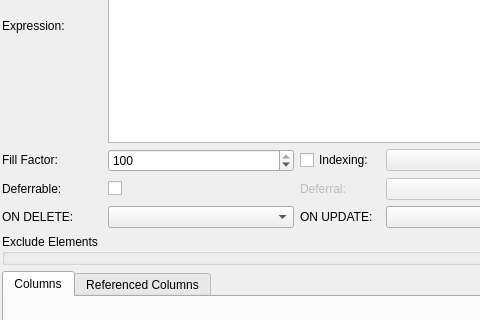
First picture: the form in libpgmodeler_ui/ui/constraintwidget.ui, repository pgmodeler/pgmodeler, before the edit; both pictures show x 0 to 480 and y 142 to 462 of the 574 by 649 pixel window.
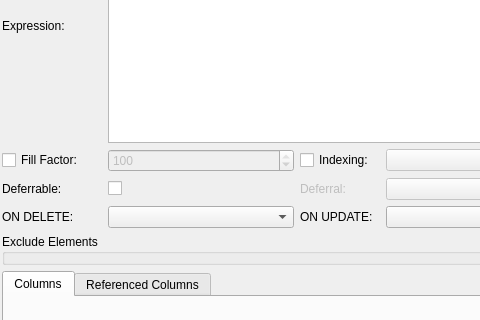
Second picture: the form after the edit.

```diff
--- a/libpgmodeler_ui/ui/constraintwidget.ui
+++ b/libpgmodeler_ui/ui/constraintwidget.ui
@@ -176,27 +176,11 @@
      </property>
     </widget>
    </item>
-   <item row="5" column="0">
-    <widget class="QLabel" name="fill_factor_lbl">
-     <property name="sizePolicy">
-      <sizepolicy hsizetype="Fixed" vsizetype="Fixed">
-       <horstretch>0</horstretch>
-       <verstretch>0</verstretch>
-      </sizepolicy>
-     </property>
-     <property name="minimumSize">
-      <size>
-       <width>100</width>
-       <height>0</height>
-      </size>
-     </property>
-     <property name="text">
-      <string>Fill Factor:</string>
-     </property>
-    </widget>
-   </item>
    <item row="5" column="1">
     <widget class="QSpinBox" name="fill_factor_sb">
+     <property name="enabled">
+      <bool>false</bool>
+     </property>
      <property name="sizePolicy">
       <sizepolicy hsizetype="Preferred" vsizetype="Fixed">
        <horstretch>0</horstretch>
@@ -603,6 +587,13 @@
      </property>
     </widget>
    </item>
+   <item row="5" column="0">
+    <widget class="QCheckBox" name="fill_factor_chk">
+     <property name="text">
+      <string>Fill Factor:</string>
+     </property>
+    </widget>
+   </item>
   </layout>
  </widget>
  <tabstops>
```
